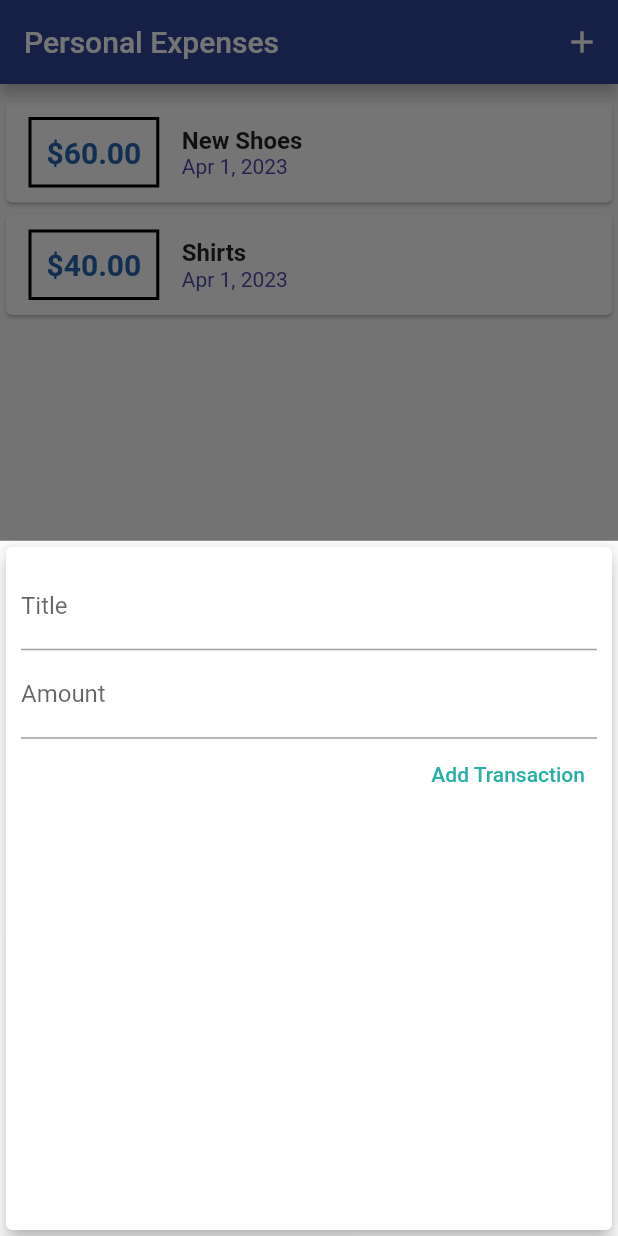
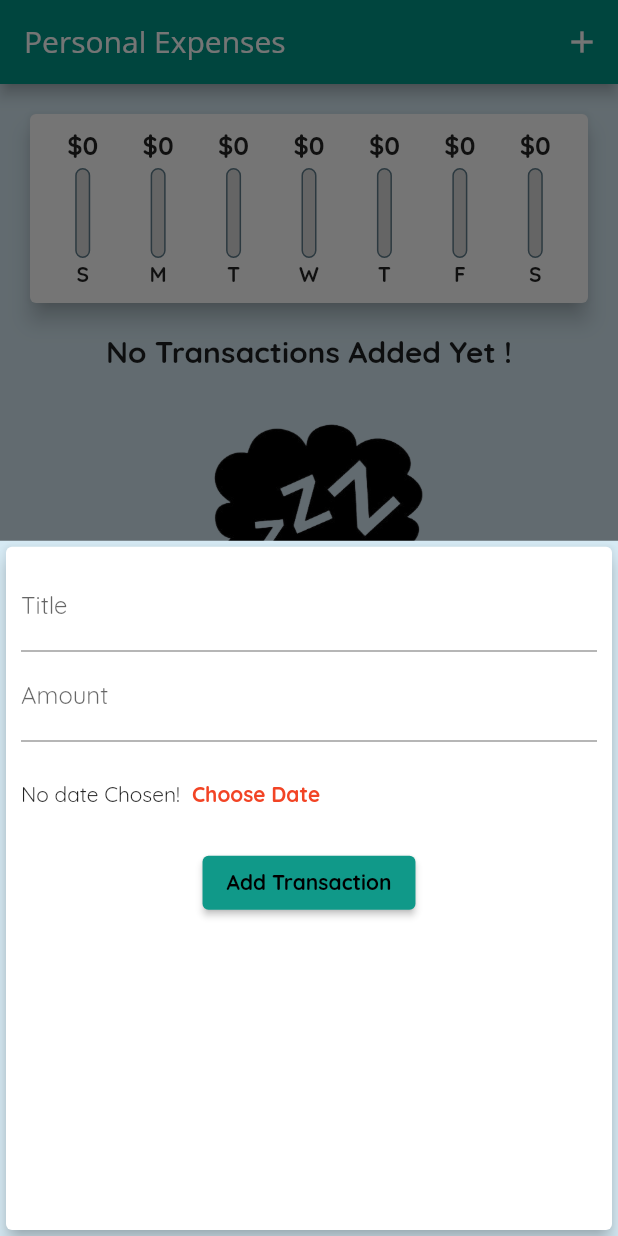
Before and after one commit to kartikpachori/PersonalExpensesApp, a Flutter app: the screen it shows after launch, after a tap on the "add" icon, on a phone screen of 412 x 824 dp. Run offline on Flutter 3.47's test engine with Material 2 defaults, Android fonts, the phone set to English and light mode, and no system bars.

Commit message:
personal expensis done

```diff
--- a/lib/main.dart
+++ b/lib/main.dart
@@ -1,51 +1,71 @@
 import 'package:flutter/material.dart';
-import 'package:great_places_app/widgets/new_transaction.dart';
 import './widgets/transaction_list.dart';
+import './widgets/new_transaction.dart';
 import './models/transaction.dart';
+import './widgets/chart.dart';
 
-bool debugPaintSizeEnabled = false;
-
-void main() => runApp(MyApp());
-
-class MyApp extends StatefulWidget {
-  @override
-  State<MyApp> createState() => _MyAppState();
+void main() {
+  runApp(MyApp());
 }
 
-class _MyAppState extends State<MyApp> {
+class MyApp extends StatelessWidget {
   @override
   Widget build(BuildContext context) {
     return MaterialApp(
+      title: 'Personal Expenses',
       debugShowCheckedModeBanner: false,
-      title: 'Personal Expenses',
+      theme: ThemeData(
+        primarySwatch: Colors.teal,
+        accentColor: Colors.amber,
+        canvasColor: Color.fromARGB(255, 214, 234, 244),
+        fontFamily: 'Quicksand',
+        // appBarTheme: AppBarTheme(
+        //   textTheme: ThemeData.light().textTheme.copyWith(
+        //     title: TextStyle(
+        //       fontFamily: 'OpenSans',
+        //       fontSize: 20,
+        //       fontWeight: FontWeight.bold,
+        //       ),
+        //   ),
+        // ),
+      ),
       home: MyHomePage(),
-    ); // MaterialApp
+    );
   }
 }
 
 class MyHomePage extends StatefulWidget {
   @override
-  State<MyHomePage> createState() => _MyHomePageState();
+  _MyHomePageState createState() => _MyHomePageState();
 }
 
 class _MyHomePageState extends State<MyHomePage> {
-  //late String titleInput;
+  final List<Transaction> userTransaction = [
+    // Transaction(
+    //   id: 't1',
+    //   title: 'New Shoes',
+    //   amount: 69.99,
+    //   date: DateTime.now(),
+    //   ),
+    // Transaction(
+    //   id:'t2',
+    //   title: 'Weekly groceries',
+    //   amount: 16.53,
+    //   date: DateTime.now(),
+    // ),
+  ];
 
-  final List<Transaction> _userTransactions = [
-    Transaction(
-      id: 't1',
-      title: 'New Shoes',
-      amount: 60.00,
-      date: DateTime.now(),
-    ),
-    Transaction(
-      id: 't2',
-      title: 'Shirts',
-      amount: 40.00,
-      date: DateTime.now(),
-    ),
-  ];
-  void _addNewTransaction(String txTitle, double txAmount) {
+  List<Transaction> get recentTransaction {
+    return userTransaction.where((tx) {
+      return tx.date.isAfter(
+        DateTime.now().subtract(
+          Duration(days: 7),
+        ),
+      );
+    }).toList();
+  }
+
+  void addNewTransaction(String txTitle, double txAmount) {
     final newTx = Transaction(
       title: txTitle,
       amount: txAmount,
@@ -54,17 +74,17 @@ class _MyHomePageState extends State<MyHomePage> {
     );
 
     setState(() {
-      _userTransactions.add(newTx);
+      userTransaction.add(newTx);
     });
   }
 
-  void _startAddNewTransaction(BuildContext ctx) {
+  void _StartAddNewTransaction(BuildContext ctx) {
     showModalBottomSheet(
       context: ctx,
       builder: (_) {
         return GestureDetector(
           onTap: () {},
-          child: Newtransaction(_addNewTransaction),
+          child: NewTransaction(addNewTransaction),
           behavior: HitTestBehavior.opaque,
         );
       },
@@ -75,38 +95,32 @@ class _MyHomePageState extends State<MyHomePage> {
   Widget build(BuildContext context) {
     return Scaffold(
       appBar: AppBar(
-        backgroundColor: Color.fromARGB(255, 49, 70, 153),
-        title: const Text('Personal Expenses'),
+        title: Text(
+          'Personal Expenses',
+          style: TextStyle(fontFamily: 'OpenSans'),
+        ),
         actions: <Widget>[
           IconButton(
             icon: Icon(Icons.add),
-            onPressed: () => _startAddNewTransaction(context),
-          )
+            onPressed: () => _StartAddNewTransaction(context),
+          ),
         ],
-      ), // AppBar
+      ),
       body: SingleChildScrollView(
         child: Column(
-          mainAxisAlignment: MainAxisAlignment.start,
+          //mainAxisAlignment: MainAxisAlignment.start,
           crossAxisAlignment: CrossAxisAlignment.stretch,
           children: <Widget>[
-            Container(
-              width: double.infinity,
-              child: const Card(
-                color: Colors.blue,
-                elevation: 5,
-              ),
-            ),
-            TransactionList(_userTransactions),
+            Chart(recentTransaction),
+            TransactionList(userTransaction),
           ],
         ),
       ),
-      floatingActionButtonLocation: FloatingActionButtonLocation.centerFloat,
+      floatingActionButtonLocation:
+          FloatingActionButtonLocation.miniCenterFloat,
       floatingActionButton: FloatingActionButton(
-        child: Icon(Icons.add),
-        backgroundColor: Colors.yellow[800],
-        focusColor: Colors.black,
-        onPressed: () => _startAddNewTransaction(context),
-      ), // Center
-    ); // Scaffold
+          child: Icon(Icons.add),
+          onPressed: () => _StartAddNewTransaction(context)),
+    );
   }
 }
--- a/lib/models/transaction.dart
+++ b/lib/models/transaction.dart
@@ -6,10 +6,9 @@ class Transaction {
   final double amount;
   final DateTime date;
 
-  Transaction({
-    required this.id,
-    required this.title,
-    required this.amount,
-    required this.date,
-  });
+  Transaction(
+      {required this.id,
+      required this.title,
+      required this.amount,
+      required this.date});
 }
--- /dev/null
+++ b/lib/widgets/chart.dart
@@ -0,0 +1,71 @@
+import 'package:flutter/material.dart';
+import 'package:intl/intl.dart';
+import './chart_bar.dart';
+import '../models/transaction.dart';
+
+class Chart extends StatelessWidget {
+  final List<Transaction> recentTransaction;
+
+  Chart(this.recentTransaction);
+
+  List<Map<String, Object>> get groupedTransactionValues {
+    return List.generate(7, (index) {
+      final weekDay = DateTime.now().subtract(
+        Duration(days: index),
+      );
+      var totalSum = 0.0;
+
+      for (var i = 0; i < recentTransaction.length; i++) {
+        if (recentTransaction[i].date.day == weekDay.day &&
+            recentTransaction[i].date.month == weekDay.month &&
+            recentTransaction[i].date.year == weekDay.year) {
+          totalSum += recentTransaction[i].amount;
+        }
+      }
+
+      // print(DateFormat.E().format(weekDay));
+      // print(totalSum);
+
+      return {
+        'day': DateFormat.E().format(weekDay).substring(0, 1),
+        'amount': totalSum,
+      };
+    }).reversed.toList();
+  }
+
+  double get totalSpending {
+    return groupedTransactionValues.fold(0.0, (sum, item) {
+      return sum + (item['amount'] as double);
+    });
+  }
+
+  @override
+  Widget build(BuildContext context) {
+    print(groupedTransactionValues);
+    return Card(
+      elevation: 6,
+      margin: EdgeInsets.all(20),
+      child: Container(
+        padding: EdgeInsets.all(10),
+        child: Row(
+          mainAxisAlignment: MainAxisAlignment.spaceAround,
+          children: groupedTransactionValues.map((data) {
+            return Flexible(
+              fit: FlexFit.tight,
+              child: ChartBar(
+                data['day'] as String,
+                data['amount'] as double,
+                totalSpending == 0.0
+                    ? 0.0
+                    : (data['amount'] as double) / totalSpending,
+                textStyle: TextStyle(
+                  fontWeight: FontWeight.bold,
+                ),
+              ),
+            );
+          }).toList(),
+        ),
+      ),
+    );
+  }
+}
--- /dev/null
+++ b/lib/widgets/chart_bar.dart
@@ -0,0 +1,65 @@
+import 'package:flutter/material.dart';
+
+class ChartBar extends StatelessWidget {
+  final String label;
+  final double spendingAmount;
+  final double spendingPctOfTotal;
+
+  ChartBar(this.label, this.spendingAmount, this.spendingPctOfTotal,
+      {required TextStyle textStyle});
+
+  @override
+  Widget build(BuildContext context) {
+    return Column(
+      children: [
+        Container(
+          height: 22,
+          child: FittedBox(
+            child: Text(
+              '\$${spendingAmount.toStringAsFixed(0)}',
+              style: TextStyle(
+                fontWeight: FontWeight.bold,
+              ),
+            ),
+          ),
+        ),
+        SizedBox(
+          height: 4,
+        ),
+        Container(
+          height: 60,
+          width: 10,
+          child: Stack(
+            children: <Widget>[
+              Container(
+                decoration: BoxDecoration(
+                  border: Border.all(color: Colors.blueGrey, width: 1.0),
+                  color: Color.fromRGBO(220, 220, 220, 1),
+                  borderRadius: BorderRadius.circular(10),
+                ),
+              ),
+              FractionallySizedBox(
+                heightFactor: spendingPctOfTotal,
+                child: Container(
+                  decoration: BoxDecoration(
+                    color: Theme.of(context).primaryColor,
+                    borderRadius: BorderRadius.circular(20),
+                  ),
+                ),
+              )
+            ],
+          ),
+        ),
+        SizedBox(
+          height: 2,
+        ),
+        Text(
+          label,
+          style: TextStyle(
+            fontWeight: FontWeight.bold,
+          ),
+        ),
+      ],
+    );
+  }
+}
--- a/lib/widgets/new_transaction.dart
+++ b/lib/widgets/new_transaction.dart
@@ -1,22 +1,22 @@
 import 'package:flutter/material.dart';
 
-class Newtransaction extends StatefulWidget {
+class NewTransaction extends StatefulWidget {
   final Function addTx;
 
-  Newtransaction(this.addTx);
+  NewTransaction(this.addTx);
 
   @override
-  State<Newtransaction> createState() => _NewtransactionState();
+  State<NewTransaction> createState() => _NewTransactionState();
 }
 
-class _NewtransactionState extends State<Newtransaction> {
-  final titlecontroller = TextEditingController();
+class _NewTransactionState extends State<NewTransaction> {
+  final titleController = TextEditingController();
 
-  final amountcontroller = TextEditingController();
+  final amountController = TextEditingController();
 
   void submitData() {
-    final enteredTitle = titlecontroller.text;
-    final enteredAmount = double.parse(amountcontroller.text);
+    final enteredTitle = titleController.text;
+    final enteredAmount = double.parse(amountController.text);
 
     if (enteredTitle.isEmpty || enteredAmount <= 0) {
       return;
@@ -35,29 +35,52 @@ class _NewtransactionState extends State<Newtransaction> {
     return Card(
       elevation: 5,
       child: Container(
-        padding: const EdgeInsets.all(10),
+        padding: EdgeInsets.all(10),
         child: Column(
-          crossAxisAlignment: CrossAxisAlignment.end,
           children: <Widget>[
             TextField(
               decoration: InputDecoration(labelText: 'Title'),
-              controller: titlecontroller,
+              controller: titleController,
               onSubmitted: (_) => submitData(),
+              // onChanged: (val) {
+              //   titleInput=val;
+              // },
             ),
             TextField(
               decoration: InputDecoration(labelText: 'Amount'),
-              controller: amountcontroller,
-              keyboardType:
-                  const TextInputType.numberWithOptions(decimal: true),
+              controller: amountController,
+              keyboardType: TextInputType.number,
               onSubmitted: (_) => submitData(),
+              //onChanged: (val) => amountInput=val,
             ),
-            TextButton(
-              child: Text('Add Transaction'),
-              style: TextButton.styleFrom(
-                primary: Color.fromARGB(255, 39, 176, 165),
+            Container(
+              height: 70,
+              child: Row(
+                children: [
+                  Text('No date Chosen!'),
+                  TextButton(
+                    child: Text(
+                      'Choose Date',
+                      style: TextStyle(
+                          fontWeight: FontWeight.bold,
+                          color: Color.fromARGB(255, 242, 68, 37)),
+                    ),
+                    onPressed: () {},
+                  ),
+                ],
               ),
+            ),
+            ElevatedButton(
+              child: Text('Add Transaction',
+                  style: TextStyle(
+                      color: Colors.black, fontWeight: FontWeight.bold)),
+
               onPressed: submitData,
-            )
+
+              style: ElevatedButton.styleFrom(
+                  primary: Color.fromARGB(255, 16, 153, 137),
+                  onPrimary: Color.fromARGB(255, 138, 179, 78)), // Text Color
+            ),
           ],
         ),
       ),
--- a/lib/widgets/transaction_list.dart
+++ b/lib/widgets/transaction_list.dart
@@ -1,60 +1,72 @@
 import 'package:flutter/material.dart';
-// ignore: unused_import
+import 'package:intl/intl.dart';
 import '../models/transaction.dart';
-import 'package:intl/intl.dart';
+import './new_transaction.dart';
 
-// ignore: use_key_in_widget_constructors
 class TransactionList extends StatelessWidget {
   final List<Transaction> transactions;
 
   TransactionList(this.transactions);
-
   @override
   Widget build(BuildContext context) {
     return Container(
       height: 300,
-      child: ListView.builder(
+      child: transactions.isEmpty
+          ? Column(
+              children: [
+                Text(
+                  'No Transactions Added Yet !',
+                  style: TextStyle(
+                    fontWeight: FontWeight.bold,
+                    fontSize: 20,
+                  ),
+                ),
+                SizedBox(
+                  height: 20,
+                ),
+                Container(
+                  height: 200,
+                  child: Image.asset(
+                    'assests/images/waiting.png',
+                    fit: BoxFit.cover,
+                  ),
+                ),
+              ],
+            )
+          : ListView.builder(
               itemBuilder: (ctx, index) {
                 return Card(
-            child: Row(
-              children: <Widget>[
-                Container(
-                  margin: const EdgeInsets.symmetric(
-                    horizontal: 15,
-                    vertical: 10,
+                  elevation: 5,
+                  margin: EdgeInsets.symmetric(
+                    vertical: 8,
+                    horizontal: 5,
                   ),
-                  decoration: BoxDecoration(
-                    border: Border.all(
-                      color: Color.fromARGB(255, 0, 0, 0),
-                      width: 2,
-                    ),
-                  ),
-                  padding: const EdgeInsets.all(10),
+                  child: ListTile(
+                    leading: CircleAvatar(
+                      radius: 30,
+                      child: Padding(
+                        padding: EdgeInsets.all(10),
+                        child: FittedBox(
                           child: Text(
-                    '\$${transactions[index].amount.toStringAsFixed(2)}',
-                    style: const TextStyle(
+                            '\$${transactions[index].amount}',
+                            style: TextStyle(
                               fontWeight: FontWeight.bold,
-                      fontSize: 20,
-                      color: Color.fromARGB(255, 39, 103, 176),
                             ),
                           ),
                         ),
-                Column(
-                  crossAxisAlignment: CrossAxisAlignment.start,
-                  children: <Widget>[
-                    Text(
-                      transactions[index].title,
-                      style: const TextStyle(
-                          fontSize: 16, fontWeight: FontWeight.bold),
                       ),
-                    Text(
+                    ),
+                    title: Text(transactions[index].title,
+                        style: TextStyle(
+                          fontWeight: FontWeight.bold,
+                          fontSize: 23,
+                        )),
+                    subtitle: Text(
                       DateFormat.yMMMd().format(transactions[index].date),
-                      style: const TextStyle(
-                          color: Color.fromARGB(255, 79, 74, 171)),
+                      style: TextStyle(
+                        color: Color.fromARGB(255, 203, 3, 3),
                       ),
-                  ],
                     ),
-              ],
                   ),
                 );
               },
```
Also changed, not shown: pubspec.yaml (+14 -13 lines), assests/fonts/OpenSans-Bold.ttf (added), assests/fonts/OpenSans-Regular.ttf (added), assests/fonts/Quicksand-Bold.ttf (added), assests/fonts/Quicksand-Light.ttf (added), assests/fonts/Quicksand-Medium.ttf (added), assests/fonts/Quicksand-Regular.ttf (added), assests/images/waiting.png (added). Lines whose indentation alone changed are shown as unchanged.
